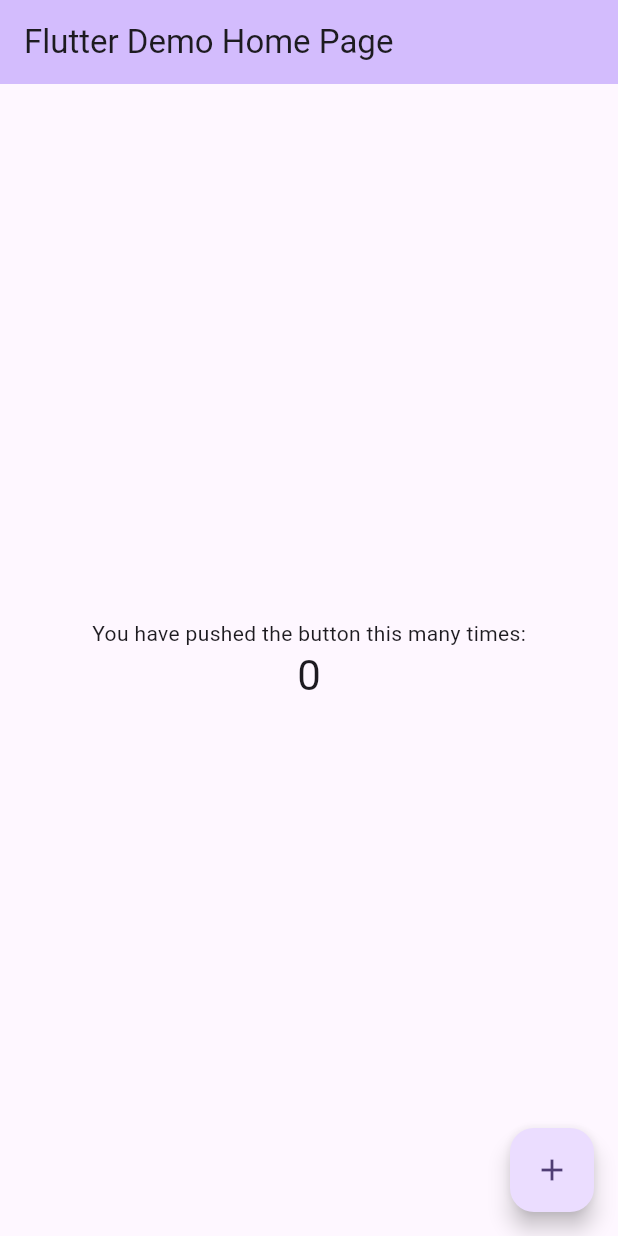
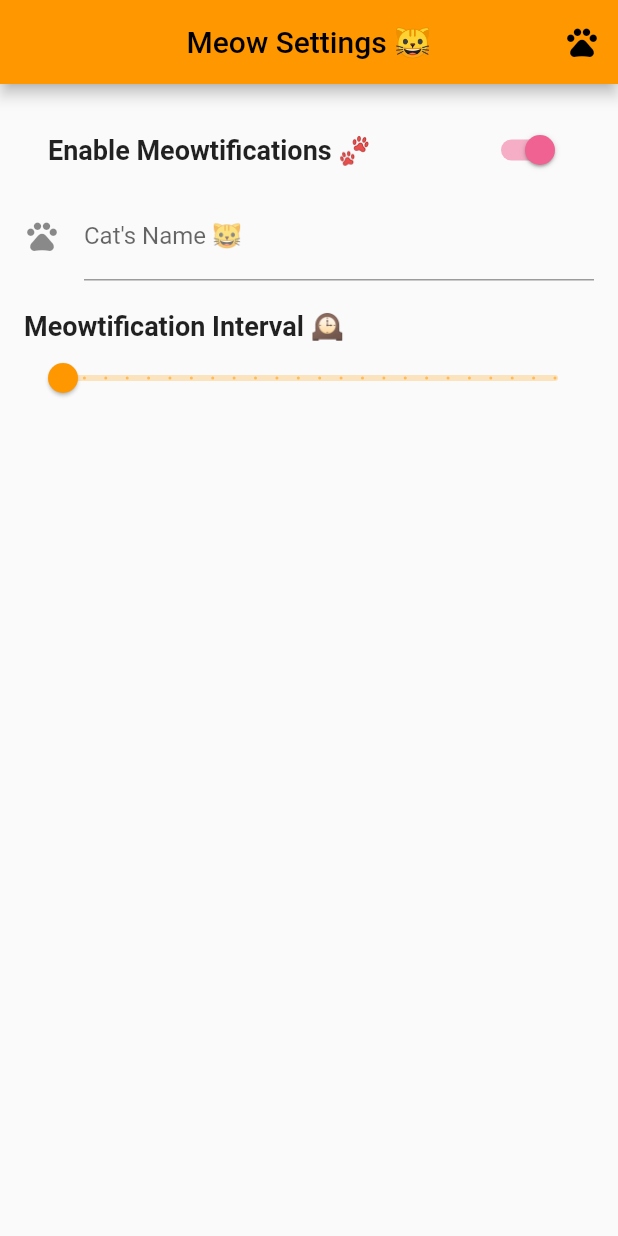
Before and after one commit to ppmasa8/imaginaly_cat, a Flutter app: the screen it shows after launch, on a phone screen of 412 x 824 dp. Run offline on Flutter 3.47's test engine with Material 2 defaults, Android fonts, the phone set to English and light mode, and no system bars; our stand-ins replace audioplayers; Roboto replaces fonts that are missing (ComicSans).

Commit message:
added ui

```diff
--- a/lib/main.dart
+++ b/lib/main.dart
@@ -1,4 +1,5 @@
 import 'package:flutter/material.dart';
+import 'package:audioplayers/audioplayers.dart';
 
 void main() {
   runApp(const MyApp());
@@ -7,119 +8,114 @@ void main() {
 class MyApp extends StatelessWidget {
   const MyApp({super.key});
 
-  // This widget is the root of your application.
   @override
   Widget build(BuildContext context) {
     return MaterialApp(
-      title: 'Flutter Demo',
+      debugShowCheckedModeBanner: false,
+      title: 'Imaginary Cat Notifier',
       theme: ThemeData(
-        // This is the theme of your application.
-        //
-        // TRY THIS: Try running your application with "flutter run". You'll see
-        // the application has a blue toolbar. Then, without quitting the app,
-        // try changing the seedColor in the colorScheme below to Colors.green
-        // and then invoke "hot reload" (save your changes or press the "hot
-        // reload" button in a Flutter-supported IDE, or press "r" if you used
-        // the command line to start the app).
-        //
-        // Notice that the counter didn't reset back to zero; the application
-        // state is not lost during the reload. To reset the state, use hot
-        // restart instead.
-        //
-        // This works for code too, not just values: Most code changes can be
-        // tested with just a hot reload.
-        colorScheme: ColorScheme.fromSeed(seedColor: Colors.deepPurple),
-        useMaterial3: true,
+        primaryColor: Colors.orange[300],
+        colorScheme: ColorScheme.fromSwatch(
+          primarySwatch: Colors.orange,
+        ).copyWith(
+          secondary: Colors.pink[300],
+        ),
+        fontFamily:
+            'ComicSans', // Just an example; specify the font you intend to use
       ),
-      home: const MyHomePage(title: 'Flutter Demo Home Page'),
+      home: const MyHomePage(title: 'Meow Settings 🐱'),
     );
   }
 }
 
 class MyHomePage extends StatefulWidget {
-  const MyHomePage({super.key, required this.title});
-
-  // This widget is the home page of your application. It is stateful, meaning
-  // that it has a State object (defined below) that contains fields that affect
-  // how it looks.
-
-  // This class is the configuration for the state. It holds the values (in this
-  // case the title) provided by the parent (in this case the App widget) and
-  // used by the build method of the State. Fields in a Widget subclass are
-  // always marked "final".
-
   final String title;
+  const MyHomePage({Key? key, required this.title}) : super(key: key);
 
   @override
-  State<MyHomePage> createState() => _MyHomePageState();
+  _MyHomePageState createState() => _MyHomePageState();
 }
 
 class _MyHomePageState extends State<MyHomePage> {
-  int _counter = 0;
+  bool isNotificationEnabled = true;
+  String catName = "Kitty";
+  double notificationInterval = 1;
 
-  void _incrementCounter() {
-    setState(() {
-      // This call to setState tells the Flutter framework that something has
-      // changed in this State, which causes it to rerun the build method below
-      // so that the display can reflect the updated values. If we changed
-      // _counter without calling setState(), then the build method would not be
-      // called again, and so nothing would appear to happen.
-      _counter++;
-    });
-  }
+  final player = AudioPlayer();
 
   @override
   Widget build(BuildContext context) {
-    // This method is rerun every time setState is called, for instance as done
-    // by the _incrementCounter method above.
-    //
-    // The Flutter framework has been optimized to make rerunning build methods
-    // fast, so that you can just rebuild anything that needs updating rather
-    // than having to individually change instances of widgets.
     return Scaffold(
       appBar: AppBar(
-        // TRY THIS: Try changing the color here to a specific color (to
-        // Colors.amber, perhaps?) and trigger a hot reload to see the AppBar
-        // change color while the other colors stay the same.
-        backgroundColor: Theme.of(context).colorScheme.inversePrimary,
-        // Here we take the value from the MyHomePage object that was created by
-        // the App.build method, and use it to set our appbar title.
         title: Text(widget.title),
+        centerTitle: true,
+        actions: [
+          IconButton(
+            icon: const Icon(Icons.pets),
+            onPressed: () async {
+              await player.play(AssetSource('cats1.mp3'));
+            },
+          ),
+        ],
       ),
-      body: Center(
-        // Center is a layout widget. It takes a single child and positions it
-        // in the middle of the parent.
+      body: Padding(
+        padding: const EdgeInsets.all(16.0),
         child: Column(
-          // Column is also a layout widget. It takes a list of children and
-          // arranges them vertically. By default, it sizes itself to fit its
-          // children horizontally, and tries to be as tall as its parent.
-          //
-          // Column has various properties to control how it sizes itself and
-          // how it positions its children. Here we use mainAxisAlignment to
-          // center the children vertically; the main axis here is the vertical
-          // axis because Columns are vertical (the cross axis would be
-          // horizontal).
-          //
-          // TRY THIS: Invoke "debug painting" (choose the "Toggle Debug Paint"
-          // action in the IDE, or press "p" in the console), to see the
-          // wireframe for each widget.
-          mainAxisAlignment: MainAxisAlignment.center,
+          mainAxisAlignment: MainAxisAlignment.start,
+          crossAxisAlignment: CrossAxisAlignment.start,
           children: <Widget>[
-            const Text(
-              'You have pushed the button this many times:',
+            SwitchListTile(
+              title: Text(
+                'Enable Meowtifications 🐾',
+                style: TextStyle(
+                  fontSize: 18,
+                  fontWeight: FontWeight.bold,
+                ),
+              ),
+              value: isNotificationEnabled,
+              onChanged: (bool value) {
+                setState(() {
+                  isNotificationEnabled = value;
+                });
+              },
             ),
-            Text(
-              '$_counter',
-              style: Theme.of(context).textTheme.headlineMedium,
+            TextField(
+              decoration: InputDecoration(
+                icon: Icon(Icons.pets),
+                labelText: 'Cat\'s Name 🐱',
+                hintText: 'Enter your imaginary cat\'s name',
+              ),
+              onChanged: (String value) {
+                setState(() {
+                  catName = value;
+                });
+              },
+            ),
+            Padding(
+              padding: const EdgeInsets.only(top: 20.0),
+              child: Text(
+                'Meowtification Interval 🕰️',
+                style: TextStyle(
+                  fontSize: 18,
+                  fontWeight: FontWeight.bold,
+                ),
+              ),
+            ),
+            Slider(
+              value: notificationInterval,
+              min: 1,
+              max: 24,
+              divisions: 23,
+              label: '${notificationInterval.round()} hrs',
+              onChanged: (double value) {
+                setState(() {
+                  notificationInterval = value;
+                });
+              },
             ),
           ],
         ),
       ),
-      floatingActionButton: FloatingActionButton(
-        onPressed: _incrementCounter,
-        tooltip: 'Increment',
-        child: const Icon(Icons.add),
-      ), // This trailing comma makes auto-formatting nicer for build methods.
     );
   }
 }
```
Also changed, not shown: pubspec.yaml (+4 -30 lines), pubspec.lock, 6 other files.
